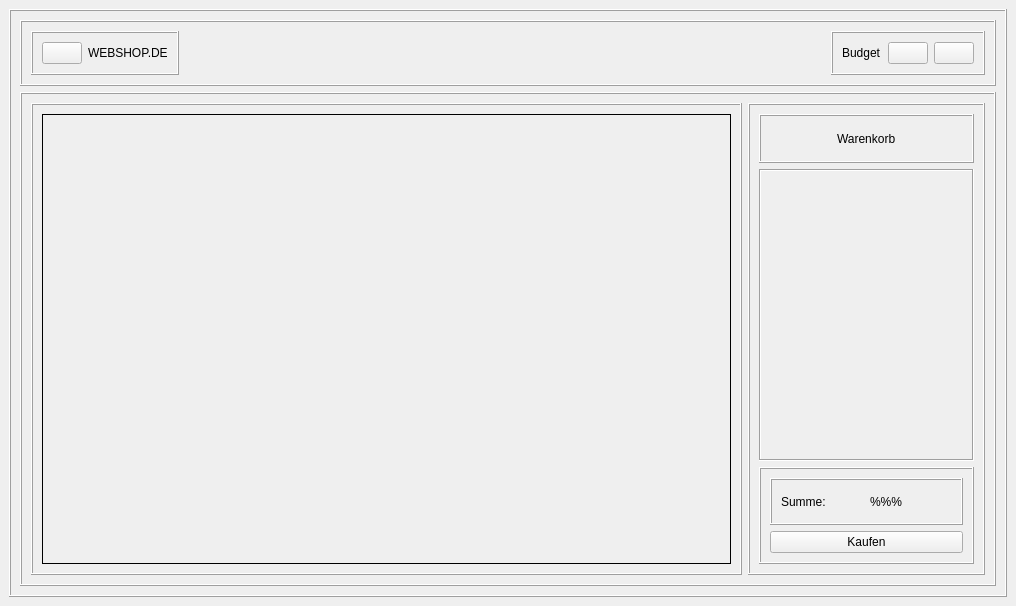
This is frontend/Warenkorb.ui in nhatlam96/gui-xtraktor as Qt 5 draws it before an edit. The edited form follows.
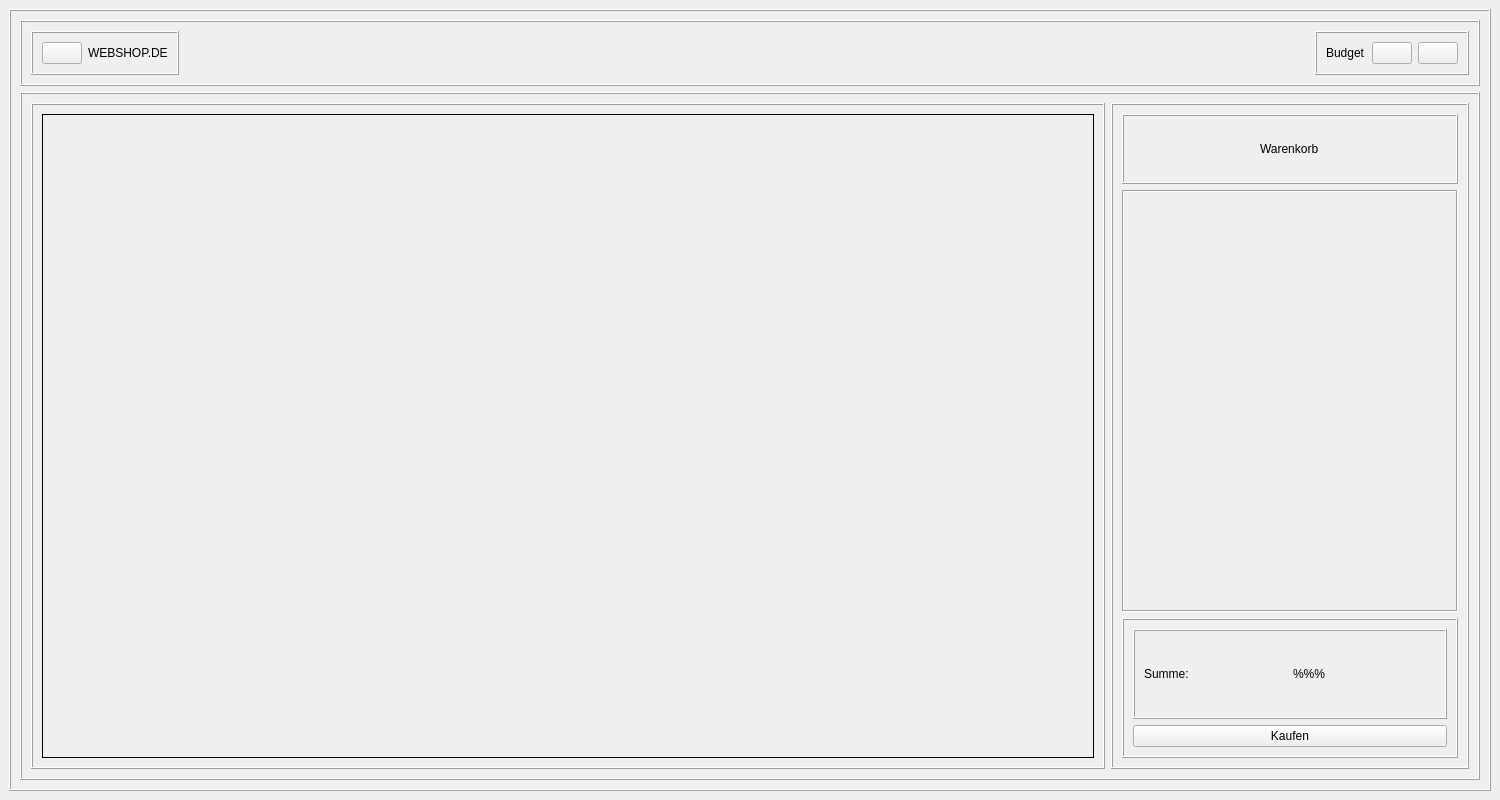
This is the edited form. Icons and pictures are not drawn.

```diff
--- a/frontend/Warenkorb.ui
+++ b/frontend/Warenkorb.ui
@@ -6,10 +6,16 @@
    <rect>
     <x>0</x>
     <y>0</y>
-    <width>1016</width>
-    <height>606</height>
+    <width>1500</width>
+    <height>800</height>
    </rect>
   </property>
+  <property name="minimumSize">
+   <size>
+    <width>1500</width>
+    <height>800</height>
+   </size>
+  </property>
   <property name="windowTitle">
    <string>MainWindow</string>
   </property>
@@ -201,8 +207,8 @@
                  <rect>
                   <x>0</x>
                   <y>0</y>
-                  <width>687</width>
-                  <height>446</height>
+                  <width>1050</width>
+                  <height>640</height>
                  </rect>
                 </property>
                </widget>
@@ -258,8 +264,8 @@
                  <rect>
                   <x>0</x>
                   <y>0</y>
-                  <width>211</width>
-                  <height>287</height>
+                  <width>332</width>
+                  <height>416</height>
                  </rect>
                 </property>
                </widget>
```
Left out of the diff: 4 changed lines with no effect on the pictures.
